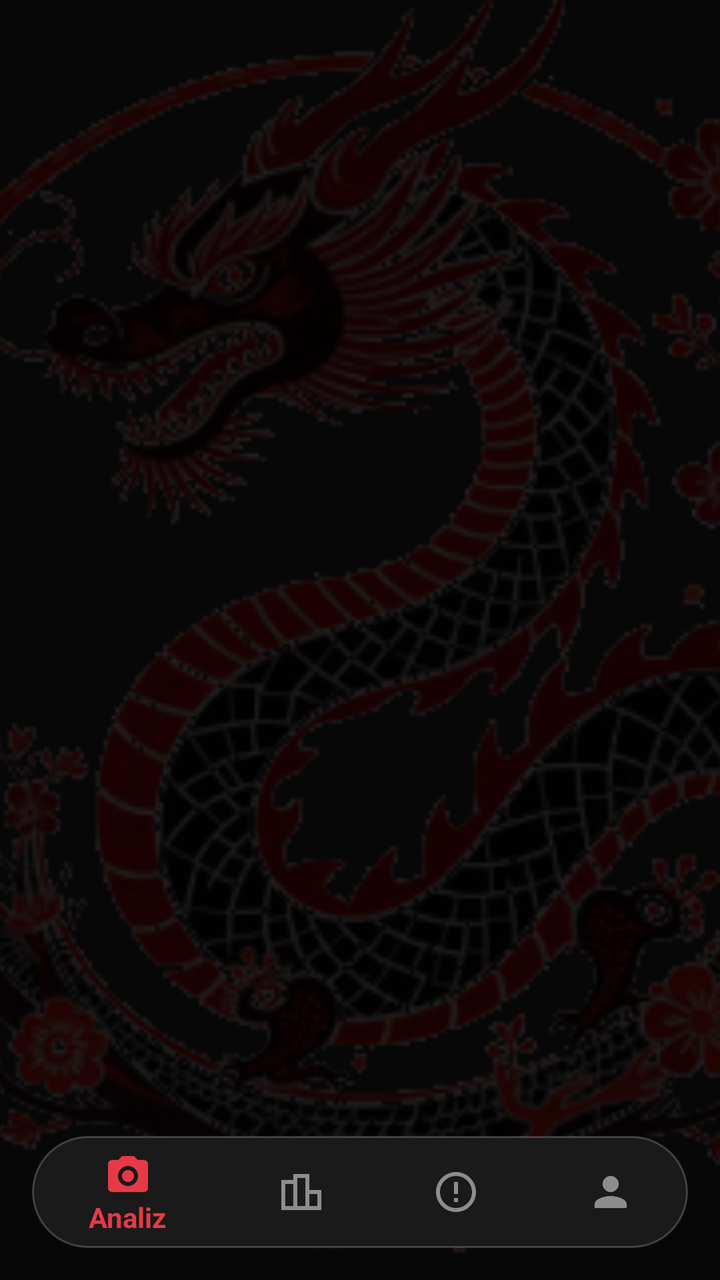
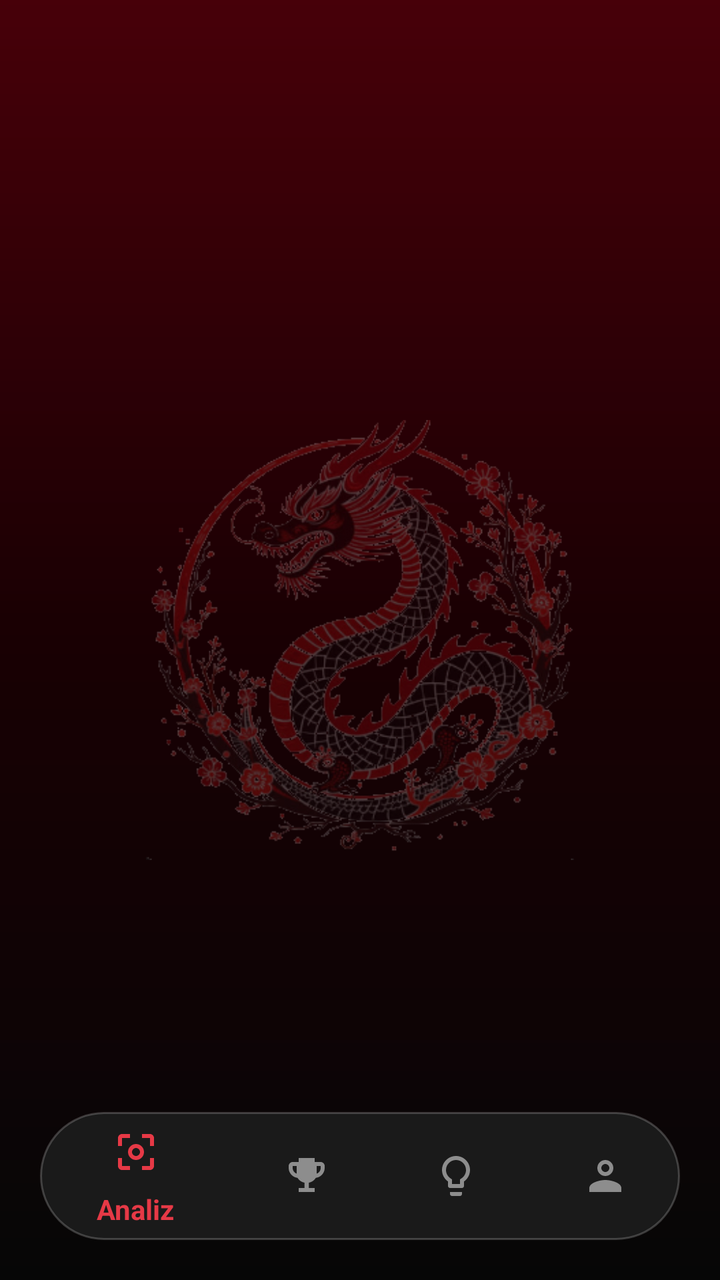

The first picture is an Android layout as it rendered before a commit; the second is the same layout after the commit. The layout source and the unified diff follow.
<!-- AndroidManifest.xml: activity theme AppTheme.NoActionBar -->
<!-- res/layout/activity_main.xml -->
<?xml version="1.0" encoding="utf-8"?>
<androidx.constraintlayout.widget.ConstraintLayout 
    xmlns:android="http://schemas.android.com/apk/res/android"
    xmlns:app="http://schemas.android.com/apk/res-auto"
    android:layout_width="match_parent"
    android:layout_height="match_parent">

    
    <ImageView
        android:layout_width="0dp"
        android:layout_height="0dp"
        android:src="@drawable/dragon_image"
        android:scaleType="centerCrop"
        app:layout_constraintTop_toTopOf="parent"
        app:layout_constraintBottom_toBottomOf="parent"
        app:layout_constraintStart_toStartOf="parent"
        app:layout_constraintEnd_toEndOf="parent" />

    
    <View
        android:layout_width="0dp"
        android:layout_height="0dp"
        android:background="#D9000000" 
        app:layout_constraintTop_toTopOf="parent"
        app:layout_constraintBottom_toBottomOf="parent"
        app:layout_constraintStart_toStartOf="parent"
        app:layout_constraintEnd_toEndOf="parent" />

    <androidx.fragment.app.FragmentContainerView
        android:id="@+id/fragment_container"
        android:layout_width="0dp"
        android:layout_height="0dp"
        app:layout_constraintTop_toTopOf="parent"
        app:layout_constraintBottom_toTopOf="@id/bottom_navigation"
        app:layout_constraintStart_toStartOf="parent"
        app:layout_constraintEnd_toEndOf="parent"/>

    <com.google.android.material.bottomnavigation.BottomNavigationView
        android:id="@+id/bottom_navigation"
        android:layout_width="0dp"
        android:layout_height="wrap_content"
        android:layout_marginStart="16dp"
        android:layout_marginEnd="16dp"
        android:layout_marginBottom="16dp"
        android:background="@drawable/bg_bottom_nav"
        app:itemIconTint="@color/nav_item_color_state"
        app:itemTextColor="@color/nav_item_color_state"
        app:menu="@menu/bottom_nav_menu"
        app:itemRippleColor="@null"
        app:layout_constraintBottom_toBottomOf="parent"
        app:layout_constraintStart_toStartOf="parent"
        app:layout_constraintEnd_toEndOf="parent"
        android:elevation="8dp"/>

</androidx.constraintlayout.widget.ConstraintLayout>
<!-- resources referenced by this layout -->
<resources>
  <!-- drawable bg_bottom_nav (drawable) -->
  <?xml version="1.0" encoding="utf-8"?>
  <shape xmlns:android="http://schemas.android.com/apk/res/android"
      android:shape="rectangle">
      <solid android:color="@color/bottom_nav_bg"/>
      <corners android:radius="32dp"/>
      <stroke android:width="1dp" android:color="#33FFFFFF"/>
  </shape>
  <!-- drawable dragon_image: png bitmap (drawable, 154926 bytes) -->
  <style name="AppTheme.NoActionBar" parent="Theme.AppCompat.NoActionBar">
          <item name="windowActionBar">false</item>
          <item name="windowNoTitle">true</item>
          <item name="android:background">@null</item>
      </style>
  <color name="bottom_nav_bg">#1a1a1a</color>
</resources>

<!-- the commit's change to res/layout/activity_main.xml (unified diff, before → after) -->
@@ -3,14 +3,16 @@
     xmlns:android="http://schemas.android.com/apk/res/android"
     xmlns:app="http://schemas.android.com/apk/res-auto"
     android:layout_width="match_parent"
-    android:layout_height="match_parent">
+    android:layout_height="match_parent"
+    android:background="@drawable/bg_red_black_gradient">
 
     
     <ImageView
-        android:layout_width="0dp"
-        android:layout_height="0dp"
+        android:layout_width="220dp"
+        android:layout_height="220dp"
         android:src="@drawable/dragon_image"
-        android:scaleType="centerCrop"
+        android:scaleType="fitCenter"
+        android:alpha="0.40"
         app:layout_constraintTop_toTopOf="parent"
         app:layout_constraintBottom_toBottomOf="parent"
         app:layout_constraintStart_toStartOf="parent"
@@ -20,7 +22,7 @@
     <View
         android:layout_width="0dp"
         android:layout_height="0dp"
-        android:background="#D9000000" 
+        android:background="#33000000" 
         app:layout_constraintTop_toTopOf="parent"
         app:layout_constraintBottom_toBottomOf="parent"
         app:layout_constraintStart_toStartOf="parent"
@@ -35,13 +37,14 @@
         app:layout_constraintStart_toStartOf="parent"
         app:layout_constraintEnd_toEndOf="parent"/>
 
+    
     <com.google.android.material.bottomnavigation.BottomNavigationView
         android:id="@+id/bottom_navigation"
         android:layout_width="0dp"
-        android:layout_height="wrap_content"
-        android:layout_marginStart="16dp"
-        android:layout_marginEnd="16dp"
-        android:layout_marginBottom="16dp"
+        android:layout_height="64dp"
+        android:layout_marginStart="20dp"
+        android:layout_marginEnd="20dp"
+        android:layout_marginBottom="20dp"
         android:background="@drawable/bg_bottom_nav"
         app:itemIconTint="@color/nav_item_color_state"
         app:itemTextColor="@color/nav_item_color_state"
@@ -50,6 +53,6 @@
         app:layout_constraintBottom_toBottomOf="parent"
         app:layout_constraintStart_toStartOf="parent"
         app:layout_constraintEnd_toEndOf="parent"
-        android:elevation="8dp"/>
+        android:elevation="12dp"/>
 
 </androidx.constraintlayout.widget.ConstraintLayout>
<!-- resource entries referenced after the edit -->
@@ -8,6 +8,17 @@
       <corners android:radius="32dp"/>
       <stroke android:width="1dp" android:color="#33FFFFFF"/>
   </shape>
+  <!-- drawable bg_red_black_gradient (drawable) -->
+  <?xml version="1.0" encoding="utf-8"?>
+  <shape xmlns:android="http://schemas.android.com/apk/res/android"
+      android:shape="rectangle">
+      <gradient
+          android:angle="270"
+          android:startColor="#59000B"
+          android:centerColor="#1F0004"
+          android:endColor="#080808"
+          android:type="linear" />
+  </shape>
   <!-- drawable dragon_image: png bitmap (drawable, 154926 bytes) -->
   <style name="AppTheme.NoActionBar" parent="Theme.AppCompat.NoActionBar">
           <item name="windowActionBar">false</item>
